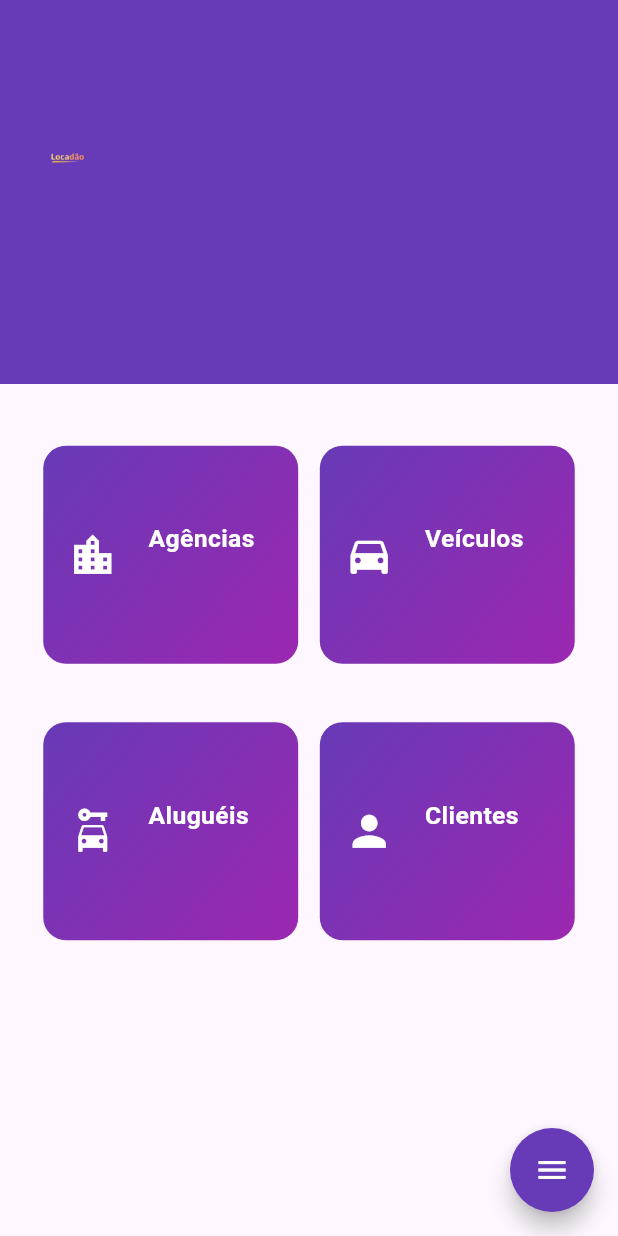
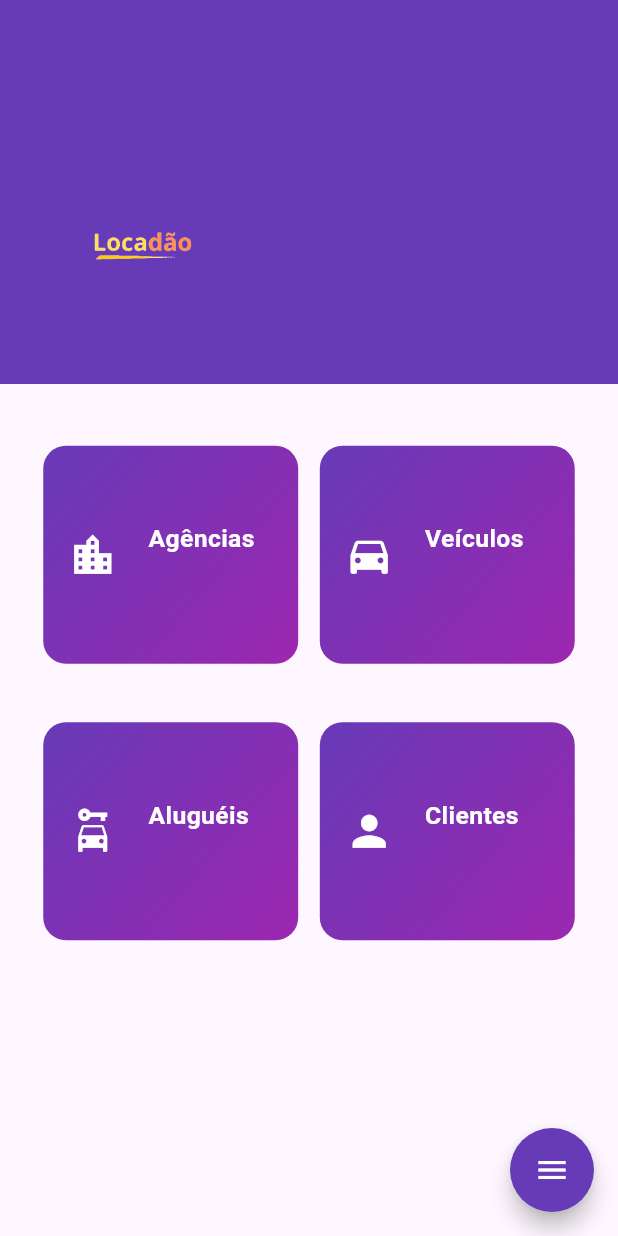
Before and after one commit to jcr04/Locadao.Flutter, a Flutter app: the screen it shows after launch, on a phone screen of 412 x 824 dp. Run offline on Flutter 3.47's test engine with Material 3 defaults, Android fonts, the phone set to English and light mode, and no system bars; drawn by our look-alikes of flutter_speed_dial.

Commit message:
ajuste header

```diff
--- a/locadao/lib/views/home_page.dart
+++ b/locadao/lib/views/home_page.dart
@@ -29,11 +29,10 @@ class HomePage extends StatelessWidget {
           Positioned(
             top: 20, // Ajuste a distância do topo conforme necessário
             left: 20, // Ajuste a distância da esquerda conforme necessário
-            child: Image.asset(
-              'lib/assets/locadao.png',
-              height: 50, // Ajuste o tamanho do logo conforme necessário
-              fit: BoxFit.contain,
-            ),
+            child: Image.asset('lib/assets/locadao.png',
+                height: 150, // Ajuste o tamanho do logo conforme necessário
+                fit: BoxFit.cover,
+                alignment: Alignment.topLeft),
           ),
           Column(
             children: [
```
